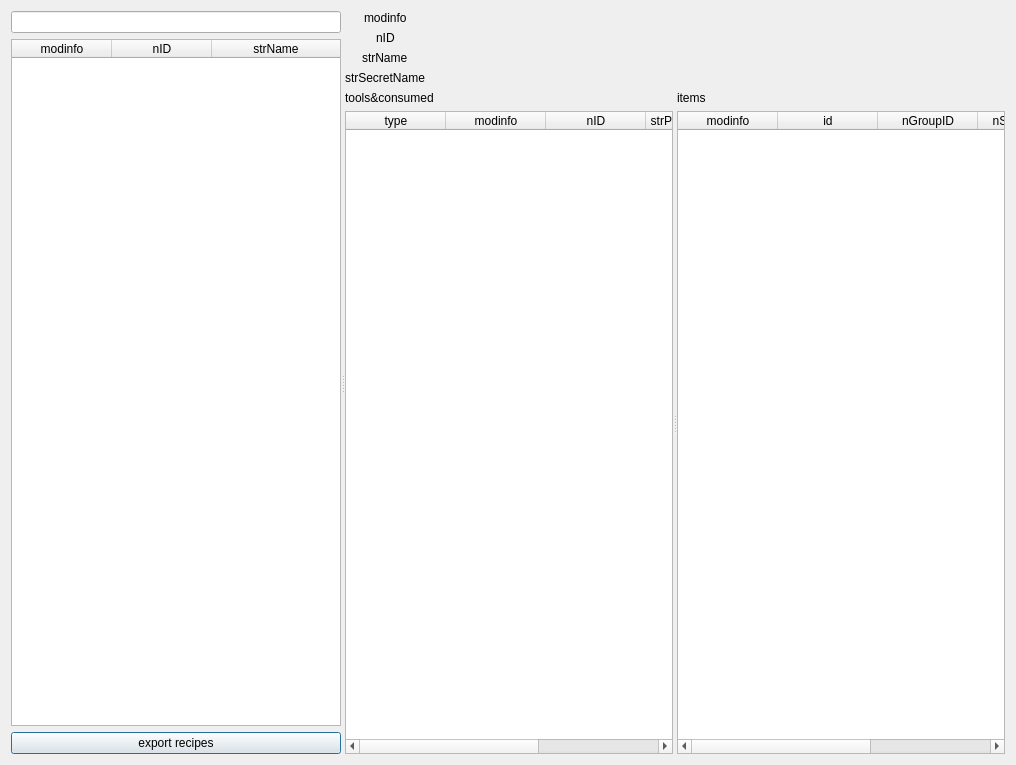
Above: Editor_UI/recipesAnalysis.ui from CMZSrost/NEOeditor before the change. Below: the same form after it.
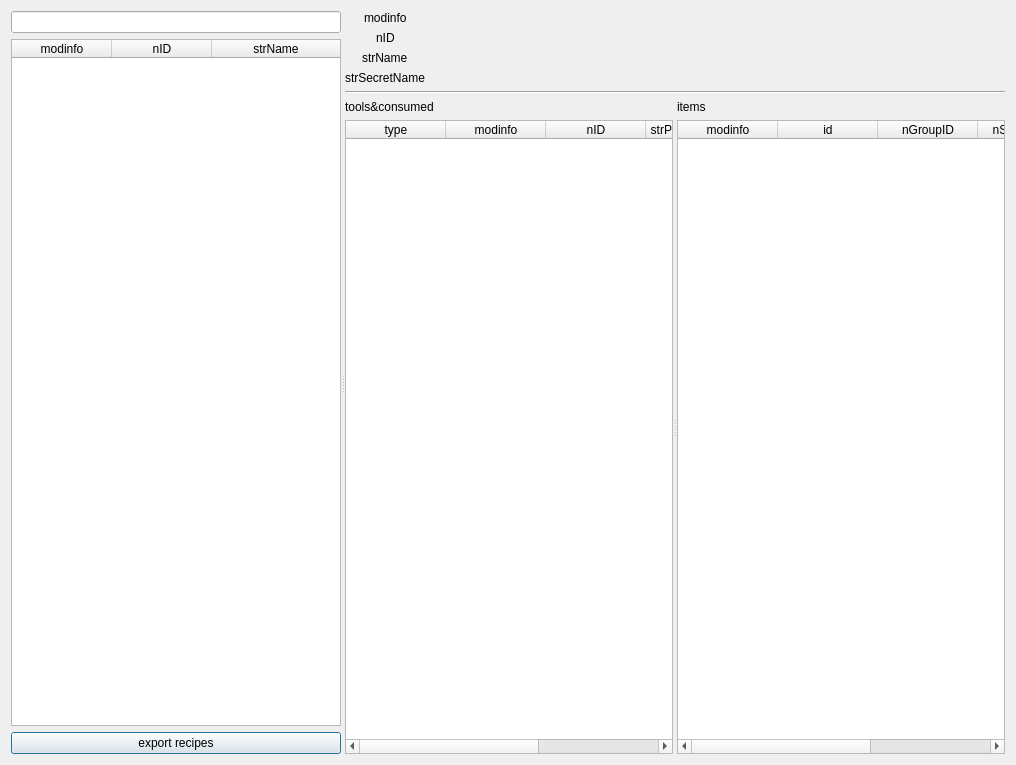
That is the form after the change. Custom widgets are drawn as their Qt base class.

Commit message: 0.80:添加了右键打开文件功能，添加了右键查询recipes,ingredients方法

What changed in the file:
```diff
--- a/Editor_UI/recipesAnalysis.ui
+++ b/Editor_UI/recipesAnalysis.ui
@@ -151,6 +151,13 @@
          </item>
         </layout>
        </item>
+       <item>
+        <widget class="Line" name="line">
+         <property name="orientation">
+          <enum>Qt::Horizontal</enum>
+         </property>
+        </widget>
+       </item>
        <item>
         <widget class="QSplitter" name="splitter">
          <property name="sizePolicy">
```
Left out of the diff: 96 changed lines with no effect on the pictures. The commit also changes 14 other files.
